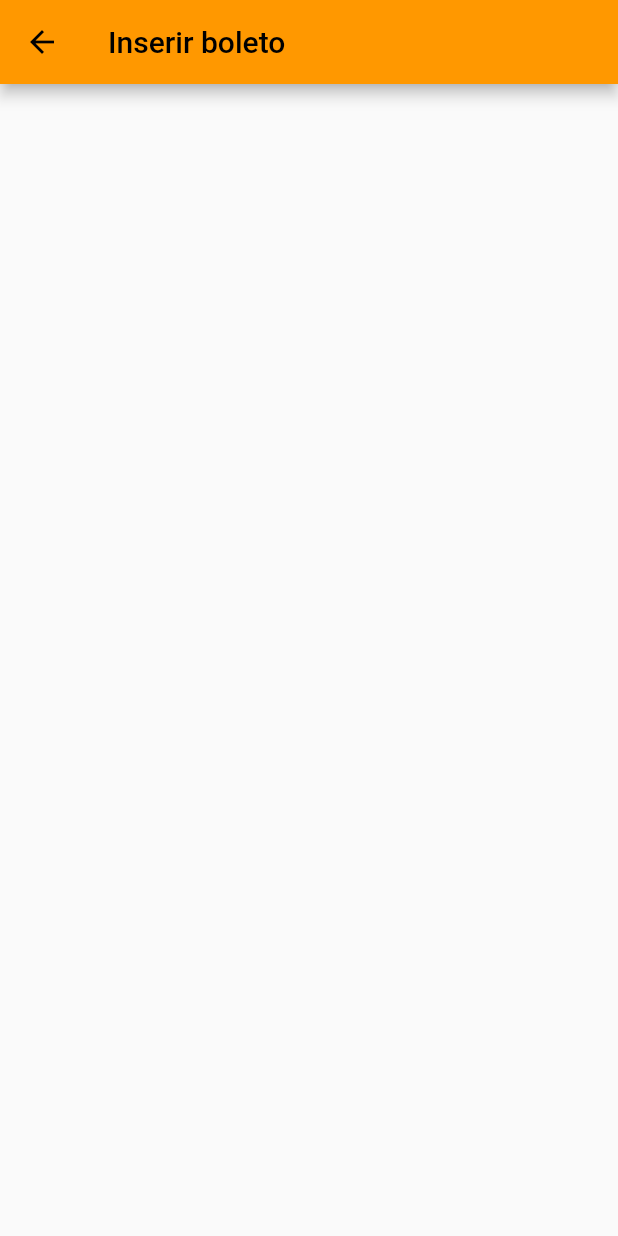
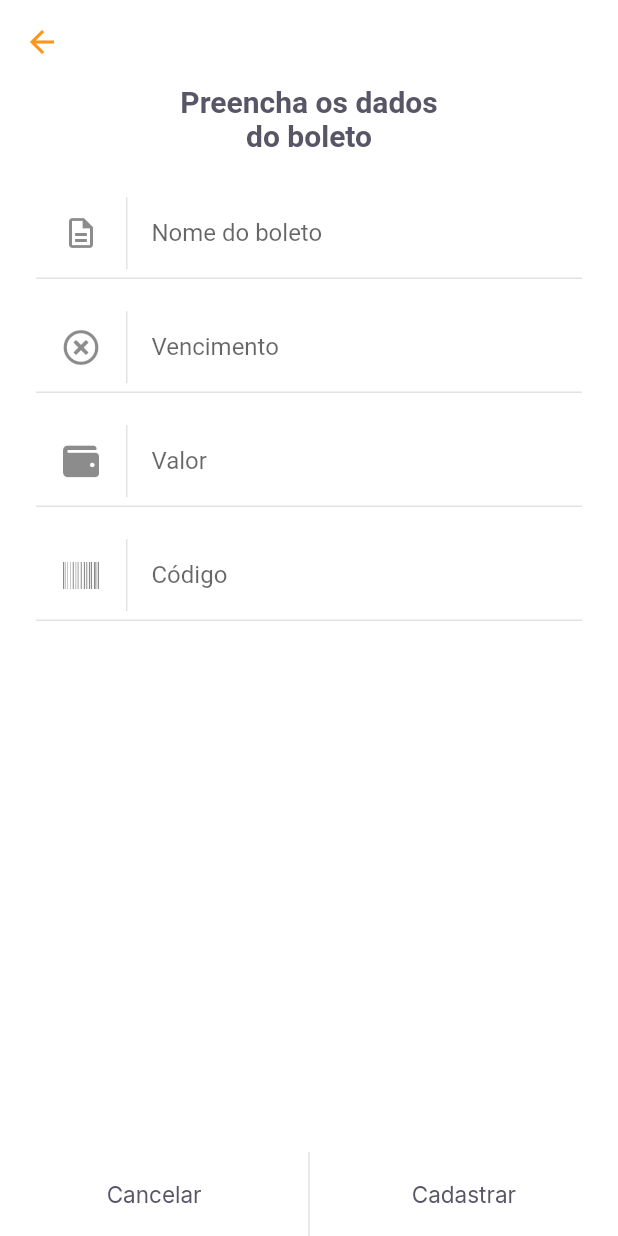
Before and after one commit to assisfery/nlw_payflow_flutter, a Flutter app: the InsertBoletoPage screen opened by its route, on a phone screen of 412 x 824 dp. Run offline on Flutter 3.47's test engine with Material 2 defaults, Android fonts, the phone set to English and light mode, and no system bars; our stand-ins replace camera, firebase_core, flutter_masked_text2, font_awesome_flutter, google_fonts, google_sign_in and 2 more; missing offline and left inert: google_ml_kit; accounts and stored records are empty.

Commit message:
insert boleto page layout

```diff
--- a/lib/modules/barcode_scanner/barcode_scanner_status.dart
+++ b/lib/modules/barcode_scanner/barcode_scanner_status.dart
@@ -17,9 +17,9 @@ class BarcodeScannerStatus {
 
   factory BarcodeScannerStatus.available(CameraController controller) => BarcodeScannerStatus(isCameraAvailable: true, cameraController: controller);
 
-  factory BarcodeScannerStatus.error(String message) => BarcodeScannerStatus(error: message);
+  factory BarcodeScannerStatus.error(String message) => BarcodeScannerStatus(error: message, stopScanner: true);
 
-  factory BarcodeScannerStatus.barcode(String code) => BarcodeScannerStatus(barcode: code);
+  factory BarcodeScannerStatus.barcode(String code) => BarcodeScannerStatus(barcode: code, stopScanner: true);
 
   bool get showCamera => isCameraAvailable && error.isEmpty;
 
--- a/lib/modules/home/home_page.dart
+++ b/lib/modules/home/home_page.dart
@@ -76,7 +76,8 @@ class _HomePageState extends State<HomePage> {
                     borderRadius: BorderRadius.circular(10)),
                 child: IconButton(
                     onPressed: () {
-                      Navigator.pushNamed(context, "/barcode_scanner");
+                      //Navigator.pushNamed(context, "/barcode_scanner");
+                      Navigator.pushNamed(context, "/insert_boleto");
                     },
                     icon: Icon(
                       Icons.add_box_outlined,
--- a/lib/modules/insert_boleto/insert_bolet_page.dart
+++ b/lib/modules/insert_boleto/insert_bolet_page.dart
@@ -1,22 +1,99 @@
 import 'package:flutter/material.dart';
+import 'package:flutter_masked_text2/flutter_masked_text2.dart';
+import 'package:font_awesome_flutter/font_awesome_flutter.dart';
+import 'package:nlw_payflow_flutter/shared/themes/app_colors.dart';
+import 'package:nlw_payflow_flutter/shared/themes/app_text_styles.dart';
+import 'package:nlw_payflow_flutter/shared/widget/input_text/input_text.dart';
 
-class InsertBoletoPage extends StatelessWidget {
-  const InsertBoletoPage({ Key? key }) : super(key: key);
+import '../../shared/widget/set_label_buttons/set_label_buttons.dart';
+
+class InsertBoletoPage extends StatefulWidget {
+
+  String? barcode;
+  InsertBoletoPage({Key? key, this.barcode}) : super(key: key);
+
+  @override
+  State<InsertBoletoPage> createState() => _InsertBoletoPageState();
+}
+
+class _InsertBoletoPageState extends State<InsertBoletoPage> {
+  final moneyController = MoneyMaskedTextController(leftSymbol: "CVE", decimalSeparator: ",");
+
+  final dateController = MaskedTextController(mask: "00/00/0000");
+
+  final barcodeController = TextEditingController();
+
+  @override
+  void initState()
+  {
+    if(widget.barcode != null) {
+      barcodeController.text = widget.barcode!;
+    }
+
+    super.initState();
+  }
 
   @override
   Widget build(BuildContext context) {
     return Scaffold(
+      backgroundColor: AppColors.background,
       appBar: AppBar(
-        title: Text("Inserir boleto"),
+        backgroundColor: AppColors.background,
+        elevation: 0,
         leading: BackButton(
-          onPressed: (){
+          color: AppColors.primary,
+          onPressed: () {
             Navigator.pop(context);
           },
         ),
       ),
-      body: Container(
-
-
+      body: Padding(
+        padding: const EdgeInsets.symmetric(horizontal: 24),
+        child: Column(
+          crossAxisAlignment: CrossAxisAlignment.center,
+          children: [
+            Padding(
+              padding: const EdgeInsets.symmetric(horizontal: 93),
+              child: Text(
+                "Preencha os dados do boleto",
+                style: AppTextStyles.titleBoldHeading,
+                textAlign: TextAlign.center,
+              ),
+            ),
+            const SizedBox(height: 24),
+            InputText(
+              label: "Nome do boleto",
+              icon: Icons.description_outlined,
+              onChanged: (value) {},
+            ),
+            InputText(
+              label: "Vencimento",
+              icon: FontAwesomeIcons.timesCircle,
+              onChanged: (value) {},
+              controller: dateController,
+            ),
+            InputText(
+              label: "Valor",
+              icon: FontAwesomeIcons.wallet,
+              onChanged: (value) {},
+              controller: moneyController,
+            ),
+            InputText(
+              label: "Código",
+              icon: FontAwesomeIcons.barcode,
+              onChanged: (value) {},
+              controller: barcodeController,
+            ),
+          ],
+        ),
+      ),
+      bottomNavigationBar: SetLabelButtons(
+        primaryLabel: "Cancelar",
+        primaryOnPressed: () {
+          Navigator.pop(context);
+        },
+        secondaryLabel: "Cadastrar",
+        secondaryOnPressed: () {},
       ),
     );
   }
--- /dev/null
+++ b/lib/shared/widget/input_text/input_text.dart
@@ -0,0 +1,59 @@
+import 'package:flutter/material.dart';
+import 'package:nlw_payflow_flutter/shared/themes/app_colors.dart';
+
+class InputText extends StatelessWidget {
+  String label;
+  IconData icon;
+
+  String? initialValue;
+  String Function(String?)? validator;
+  TextEditingController? controller;
+  void Function(String value) onChanged;
+
+  InputText(
+      {
+        Key? key,
+      required this.label,
+      required this.icon,
+      this.initialValue,
+      this.validator,
+      this.controller,
+      required this.onChanged
+      })
+      : super(key: key);
+
+  @override
+  Widget build(BuildContext context) {
+    return Padding(
+      padding: const EdgeInsets.only(bottom: 16),
+      child: Column(
+        children: [
+          TextFormField(
+            decoration: InputDecoration(
+                border: InputBorder.none,
+                labelText: label,
+                icon: Row(
+                  mainAxisSize: MainAxisSize.min,
+                  children: [
+                    Padding(
+                      padding: const EdgeInsets.symmetric(horizontal: 18.0),
+                      child: Icon(icon),
+                    ),
+                    Container(
+                      height: 48,
+                      width: 1,
+                      color: AppColors.stroke,
+                    )
+                  ],
+                )),
+          ),
+          Divider(
+            height: 1,
+            thickness: 1,
+            color: AppColors.stroke,
+          )
+        ],
+      ),
+    );
+  }
+}
--- a/pubspec.yaml
+++ b/pubspec.yaml
@@ -42,6 +42,8 @@ dependencies:
   camera: ^0.9.4+14
   image_picker: ^0.8.4+9
   image_picker_for_web: ^2.1.6
+  font_awesome_flutter: ^9.2.0
+  flutter_masked_text2: ^0.9.1
 
 dev_dependencies:
   flutter_test:
```
Also changed, not shown: pubspec.lock.
